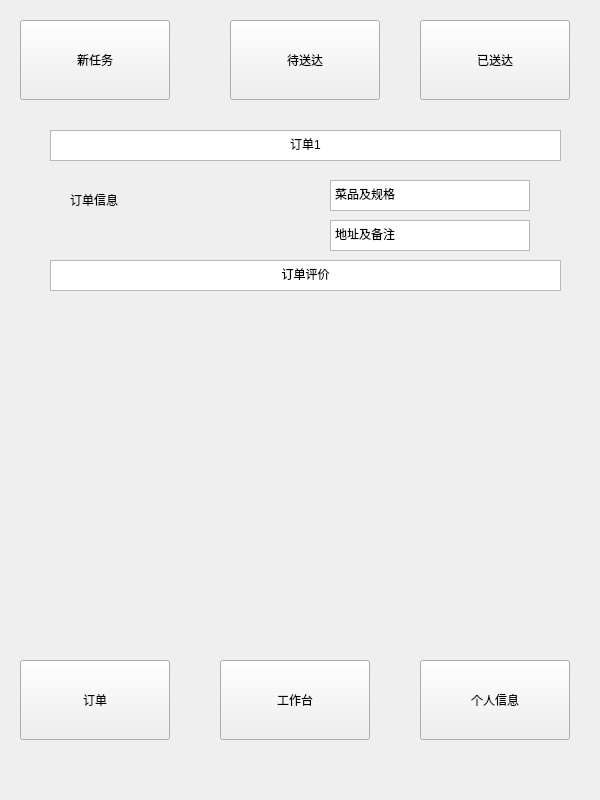
Old version of the form business/shangjia3.ui in the repository chichuxwx/Food-delivery-platform.
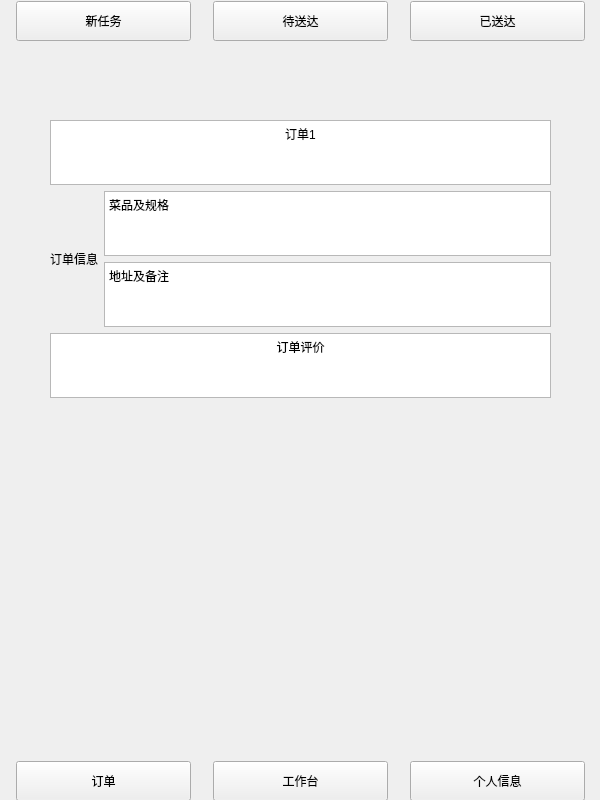
New version of the form.

```diff
--- a/business/shangjia3.ui
+++ b/business/shangjia3.ui
@@ -13,115 +13,188 @@
   <property name="windowTitle">
    <string>Form</string>
   </property>
-  <widget class="QPushButton" name="pushButton_3">
+  <widget class="QWidget" name="layoutWidget">
    <property name="geometry">
     <rect>
-     <x>420</x>
-     <y>20</y>
-     <width>150</width>
-     <height>80</height>
+     <x>0</x>
+     <y>0</y>
+     <width>601</width>
+     <height>42</height>
     </rect>
    </property>
-   <property name="text">
-    <string>已送达</string>
-   </property>
+   <layout class="QHBoxLayout" name="horizontalLayout">
+    <item>
+     <widget class="QPushButton" name="pushButton">
+      <property name="minimumSize">
+       <size>
+        <width>175</width>
+        <height>40</height>
+       </size>
+      </property>
+      <property name="maximumSize">
+       <size>
+        <width>175</width>
+        <height>40</height>
+       </size>
+      </property>
+      <property name="font">
+       <font>
+        <family>Microsoft YaHei</family>
+       </font>
+      </property>
+      <property name="text">
+       <string>新任务</string>
+      </property>
+     </widget>
+    </item>
+    <item>
+     <widget class="QPushButton" name="pushButton_2">
+      <property name="minimumSize">
+       <size>
+        <width>175</width>
+        <height>40</height>
+       </size>
+      </property>
+      <property name="maximumSize">
+       <size>
+        <width>175</width>
+        <height>40</height>
+       </size>
+      </property>
+      <property name="font">
+       <font>
+        <family>Microsoft YaHei</family>
+       </font>
+      </property>
+      <property name="text">
+       <string>待送达</string>
+      </property>
+     </widget>
+    </item>
+    <item>
+     <widget class="QPushButton" name="pushButton_3">
+      <property name="minimumSize">
+       <size>
+        <width>175</width>
+        <height>40</height>
+       </size>
+      </property>
+      <property name="maximumSize">
+       <size>
+        <width>175</width>
+        <height>40</height>
+       </size>
+      </property>
+      <property name="font">
+       <font>
+        <family>Microsoft YaHei</family>
+       </font>
+      </property>
+      <property name="text">
+       <string>已送达</string>
+      </property>
+     </widget>
+    </item>
+   </layout>
   </widget>
-  <widget class="QPushButton" name="pushButton_5">
+  <widget class="QWidget" name="layoutWidget">
    <property name="geometry">
     <rect>
-     <x>420</x>
-     <y>660</y>
-     <width>150</width>
-     <height>80</height>
+     <x>0</x>
+     <y>760</y>
+     <width>601</width>
+     <height>42</height>
     </rect>
    </property>
-   <property name="text">
-    <string>个人信息</string>
-   </property>
+   <layout class="QHBoxLayout" name="horizontalLayout_2">
+    <item>
+     <widget class="QPushButton" name="pushButton_4">
+      <property name="minimumSize">
+       <size>
+        <width>175</width>
+        <height>40</height>
+       </size>
+      </property>
+      <property name="maximumSize">
+       <size>
+        <width>175</width>
+        <height>40</height>
+       </size>
+      </property>
+      <property name="font">
+       <font>
+        <family>Microsoft YaHei</family>
+       </font>
+      </property>
+      <property name="text">
+       <string>订单</string>
+      </property>
+     </widget>
+    </item>
+    <item>
+     <widget class="QPushButton" name="pushButton_6">
+      <property name="minimumSize">
+       <size>
+        <width>175</width>
+        <height>40</height>
+       </size>
+      </property>
+      <property name="maximumSize">
+       <size>
+        <width>175</width>
+        <height>40</height>
+       </size>
+      </property>
+      <property name="font">
+       <font>
+        <family>Microsoft YaHei</family>
+       </font>
+      </property>
+      <property name="text">
+       <string>工作台</string>
+      </property>
+     </widget>
+    </item>
+    <item>
+     <widget class="QPushButton" name="pushButton_5">
+      <property name="minimumSize">
+       <size>
+        <width>175</width>
+        <height>40</height>
+       </size>
+      </property>
+      <property name="maximumSize">
+       <size>
+        <width>175</width>
+        <height>40</height>
+       </size>
+      </property>
+      <property name="font">
+       <font>
+        <family>Microsoft YaHei</family>
+       </font>
+      </property>
+      <property name="text">
+       <string>个人信息</string>
+      </property>
+     </widget>
+    </item>
+   </layout>
   </widget>
-  <widget class="QPushButton" name="pushButton_2">
-   <property name="geometry">
-    <rect>
-     <x>230</x>
-     <y>20</y>
-     <width>150</width>
-     <height>80</height>
-    </rect>
-   </property>
-   <property name="text">
-    <string>待送达</string>
-   </property>
-  </widget>
-  <widget class="QPushButton" name="pushButton">
-   <property name="geometry">
-    <rect>
-     <x>20</x>
-     <y>20</y>
-     <width>150</width>
-     <height>80</height>
-    </rect>
-   </property>
-   <property name="text">
-    <string>新任务</string>
-   </property>
-  </widget>
-  <widget class="QPushButton" name="pushButton_6">
-   <property name="geometry">
-    <rect>
-     <x>220</x>
-     <y>660</y>
-     <width>150</width>
-     <height>80</height>
-    </rect>
-   </property>
-   <property name="text">
-    <string>工作台</string>
-   </property>
-  </widget>
-  <widget class="QPushButton" name="pushButton_4">
-   <property name="geometry">
-    <rect>
-     <x>20</x>
-     <y>660</y>
-     <width>150</width>
-     <height>80</height>
-    </rect>
-   </property>
-   <property name="text">
-    <string>订单</string>
-   </property>
-  </widget>
-  <widget class="QTextBrowser" name="textBrowser_3">
-   <property name="geometry">
-    <rect>
-     <x>330</x>
-     <y>220</y>
-     <width>200</width>
-     <height>31</height>
-    </rect>
-   </property>
-   <property name="html">
-    <string>&lt;!DOCTYPE HTML PUBLIC &quot;-//W3C//DTD HTML 4.0//EN&quot; &quot;http://www.w3.org/TR/REC-html40/strict.dtd&quot;&gt;
-&lt;html&gt;&lt;head&gt;&lt;meta name=&quot;qrichtext&quot; content=&quot;1&quot; /&gt;&lt;meta charset=&quot;utf-8&quot; /&gt;&lt;style type=&quot;text/css&quot;&gt;
-p, li { white-space: pre-wrap; }
-hr { height: 1px; border-width: 0; }
-li.unchecked::marker { content: &quot;\2610&quot;; }
-li.checked::marker { content: &quot;\2612&quot;; }
-&lt;/style&gt;&lt;/head&gt;&lt;body style=&quot; font-family:'Microsoft YaHei UI'; font-size:9pt; font-weight:400; font-style:normal;&quot;&gt;
-&lt;p style=&quot; margin-top:0px; margin-bottom:0px; margin-left:0px; margin-right:0px; -qt-block-indent:0; text-indent:0px;&quot;&gt;地址及备注&lt;/p&gt;&lt;/body&gt;&lt;/html&gt;</string>
-   </property>
-  </widget>
-  <widget class="QTextBrowser" name="textBrowser">
+  <widget class="QWidget" name="">
    <property name="geometry">
     <rect>
      <x>50</x>
-     <y>130</y>
-     <width>511</width>
-     <height>31</height>
+     <y>120</y>
+     <width>501</width>
+     <height>278</height>
     </rect>
    </property>
-   <property name="html">
-    <string>&lt;!DOCTYPE HTML PUBLIC &quot;-//W3C//DTD HTML 4.0//EN&quot; &quot;http://www.w3.org/TR/REC-html40/strict.dtd&quot;&gt;
+   <layout class="QGridLayout" name="gridLayout">
+    <item row="0" column="0" colspan="2">
+     <widget class="QTextBrowser" name="textBrowser">
+      <property name="html">
+       <string>&lt;!DOCTYPE HTML PUBLIC &quot;-//W3C//DTD HTML 4.0//EN&quot; &quot;http://www.w3.org/TR/REC-html40/strict.dtd&quot;&gt;
 &lt;html&gt;&lt;head&gt;&lt;meta name=&quot;qrichtext&quot; content=&quot;1&quot; /&gt;&lt;meta charset=&quot;utf-8&quot; /&gt;&lt;style type=&quot;text/css&quot;&gt;
 p, li { white-space: pre-wrap; }
 hr { height: 1px; border-width: 0; }
@@ -129,19 +202,20 @@
 li.checked::marker { content: &quot;\2612&quot;; }
 &lt;/style&gt;&lt;/head&gt;&lt;body style=&quot; font-family:'Microsoft YaHei UI'; font-size:9pt; font-weight:400; font-style:normal;&quot;&gt;
 &lt;p align=&quot;center&quot; style=&quot; margin-top:0px; margin-bottom:0px; margin-left:0px; margin-right:0px; -qt-block-indent:0; text-indent:0px;&quot;&gt;订单1&lt;/p&gt;&lt;/body&gt;&lt;/html&gt;</string>
-   </property>
-  </widget>
-  <widget class="QTextBrowser" name="textBrowser_2">
-   <property name="geometry">
-    <rect>
-     <x>330</x>
-     <y>180</y>
-     <width>200</width>
-     <height>31</height>
-    </rect>
-   </property>
-   <property name="html">
-    <string>&lt;!DOCTYPE HTML PUBLIC &quot;-//W3C//DTD HTML 4.0//EN&quot; &quot;http://www.w3.org/TR/REC-html40/strict.dtd&quot;&gt;
+      </property>
+     </widget>
+    </item>
+    <item row="1" column="0" rowspan="2">
+     <widget class="QLabel" name="label">
+      <property name="text">
+       <string>订单信息</string>
+      </property>
+     </widget>
+    </item>
+    <item row="1" column="1">
+     <widget class="QTextBrowser" name="textBrowser_2">
+      <property name="html">
+       <string>&lt;!DOCTYPE HTML PUBLIC &quot;-//W3C//DTD HTML 4.0//EN&quot; &quot;http://www.w3.org/TR/REC-html40/strict.dtd&quot;&gt;
 &lt;html&gt;&lt;head&gt;&lt;meta name=&quot;qrichtext&quot; content=&quot;1&quot; /&gt;&lt;meta charset=&quot;utf-8&quot; /&gt;&lt;style type=&quot;text/css&quot;&gt;
 p, li { white-space: pre-wrap; }
 hr { height: 1px; border-width: 0; }
@@ -149,32 +223,27 @@
 li.checked::marker { content: &quot;\2612&quot;; }
 &lt;/style&gt;&lt;/head&gt;&lt;body style=&quot; font-family:'Microsoft YaHei UI'; font-size:9pt; font-weight:400; font-style:normal;&quot;&gt;
 &lt;p style=&quot; margin-top:0px; margin-bottom:0px; margin-left:0px; margin-right:0px; -qt-block-indent:0; text-indent:0px;&quot;&gt;菜品及规格&lt;/p&gt;&lt;/body&gt;&lt;/html&gt;</string>
-   </property>
-  </widget>
-  <widget class="QLabel" name="label">
-   <property name="geometry">
-    <rect>
-     <x>70</x>
-     <y>190</y>
-     <width>69</width>
-     <height>19</height>
-    </rect>
-   </property>
-   <property name="text">
-    <string>订单信息</string>
-   </property>
-  </widget>
-  <widget class="QTextBrowser" name="textBrowser_4">
-   <property name="geometry">
-    <rect>
-     <x>50</x>
-     <y>260</y>
-     <width>511</width>
-     <height>31</height>
-    </rect>
-   </property>
-   <property name="html">
-    <string>&lt;!DOCTYPE HTML PUBLIC &quot;-//W3C//DTD HTML 4.0//EN&quot; &quot;http://www.w3.org/TR/REC-html40/strict.dtd&quot;&gt;
+      </property>
+     </widget>
+    </item>
+    <item row="2" column="1">
+     <widget class="QTextBrowser" name="textBrowser_3">
+      <property name="html">
+       <string>&lt;!DOCTYPE HTML PUBLIC &quot;-//W3C//DTD HTML 4.0//EN&quot; &quot;http://www.w3.org/TR/REC-html40/strict.dtd&quot;&gt;
+&lt;html&gt;&lt;head&gt;&lt;meta name=&quot;qrichtext&quot; content=&quot;1&quot; /&gt;&lt;meta charset=&quot;utf-8&quot; /&gt;&lt;style type=&quot;text/css&quot;&gt;
+p, li { white-space: pre-wrap; }
+hr { height: 1px; border-width: 0; }
+li.unchecked::marker { content: &quot;\2610&quot;; }
+li.checked::marker { content: &quot;\2612&quot;; }
+&lt;/style&gt;&lt;/head&gt;&lt;body style=&quot; font-family:'Microsoft YaHei UI'; font-size:9pt; font-weight:400; font-style:normal;&quot;&gt;
+&lt;p style=&quot; margin-top:0px; margin-bottom:0px; margin-left:0px; margin-right:0px; -qt-block-indent:0; text-indent:0px;&quot;&gt;地址及备注&lt;/p&gt;&lt;/body&gt;&lt;/html&gt;</string>
+      </property>
+     </widget>
+    </item>
+    <item row="3" column="0" colspan="2">
+     <widget class="QTextBrowser" name="textBrowser_4">
+      <property name="html">
+       <string>&lt;!DOCTYPE HTML PUBLIC &quot;-//W3C//DTD HTML 4.0//EN&quot; &quot;http://www.w3.org/TR/REC-html40/strict.dtd&quot;&gt;
 &lt;html&gt;&lt;head&gt;&lt;meta name=&quot;qrichtext&quot; content=&quot;1&quot; /&gt;&lt;meta charset=&quot;utf-8&quot; /&gt;&lt;style type=&quot;text/css&quot;&gt;
 p, li { white-space: pre-wrap; }
 hr { height: 1px; border-width: 0; }
@@ -182,7 +251,10 @@
 li.checked::marker { content: &quot;\2612&quot;; }
 &lt;/style&gt;&lt;/head&gt;&lt;body style=&quot; font-family:'Microsoft YaHei UI'; font-size:9pt; font-weight:400; font-style:normal;&quot;&gt;
 &lt;p align=&quot;center&quot; style=&quot; margin-top:0px; margin-bottom:0px; margin-left:0px; margin-right:0px; -qt-block-indent:0; text-indent:0px;&quot;&gt;订单评价&lt;/p&gt;&lt;/body&gt;&lt;/html&gt;</string>
-   </property>
+      </property>
+     </widget>
+    </item>
+   </layout>
   </widget>
  </widget>
  <resources/>
```
